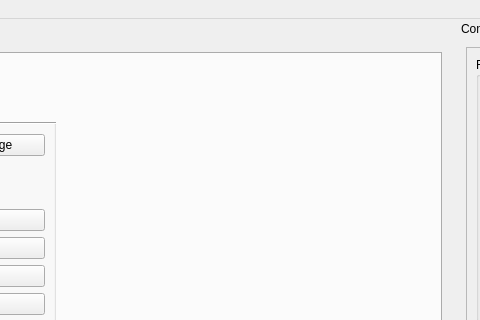
The window that pap_gui/ui/main_window.ui (JohanVer/PAP2015) describes before a commit, drawn with Qt 5; both pictures show x 696 to 1176 and y 0 to 320 of the 1478 by 704 pixel window.
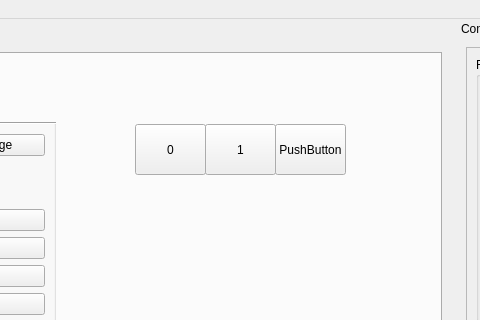
The same window after the commit. The open tabs and pages were chosen to show the change. Icons and pictures are not drawn.

What changed in the file:
```diff
--- a/pap_gui/ui/main_window.ui
+++ b/pap_gui/ui/main_window.ui
@@ -3118,6 +3118,45 @@
          </layout>
         </widget>
        </widget>
+       <widget class="QPushButton" name="pushButton">
+        <property name="geometry">
+         <rect>
+          <x>820</x>
+          <y>70</y>
+          <width>71</width>
+          <height>51</height>
+         </rect>
+        </property>
+        <property name="text">
+         <string>0</string>
+        </property>
+       </widget>
+       <widget class="QPushButton" name="pushButton_2">
+        <property name="geometry">
+         <rect>
+          <x>890</x>
+          <y>70</y>
+          <width>71</width>
+          <height>51</height>
+         </rect>
+        </property>
+        <property name="text">
+         <string>1</string>
+        </property>
+       </widget>
+       <widget class="QPushButton" name="pushButton_7">
+        <property name="geometry">
+         <rect>
+          <x>960</x>
+          <y>70</y>
+          <width>71</width>
+          <height>51</height>
+         </rect>
+        </property>
+        <property name="text">
+         <string>PushButton</string>
+        </property>
+       </widget>
       </widget>
      </widget>
     </item>
```
Left out of the diff: 80 changed lines with no effect on the pictures.
